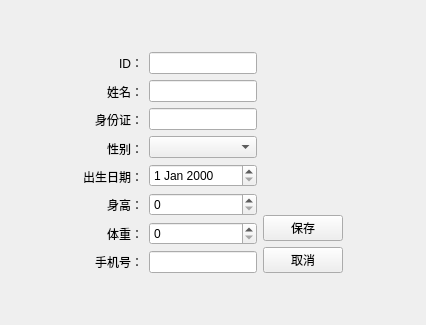
Above: patienteditview.ui from wohaoleiaaa/qt before the change. Below: the same form after it.
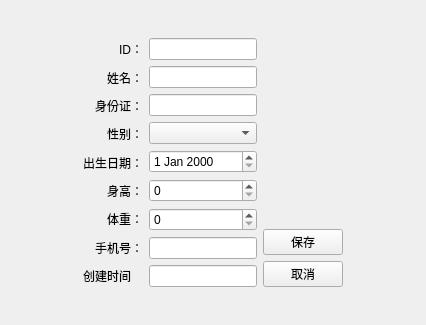
That is the form after the change.

Patch:
```diff
--- a/patienteditview.ui
+++ b/patienteditview.ui
@@ -134,6 +134,13 @@
              </property>
             </widget>
            </item>
+           <item>
+            <widget class="QLabel" name="label_9">
+             <property name="text">
+              <string>创建时间</string>
+             </property>
+            </widget>
+           </item>
           </layout>
          </item>
          <item>
@@ -160,7 +167,10 @@
             <widget class="QSpinBox" name="spinBox"/>
            </item>
            <item>
-            <widget class="QLineEdit" name="lineEdit_4"/>
+            <widget class="QLineEdit" name="dbEditMobile"/>
+           </item>
+           <item>
+            <widget class="QLineEdit" name="dbCreatedTimeStamp"/>
            </item>
           </layout>
          </item>
```
Left out of the diff: 14 changed lines with no effect on the pictures.
